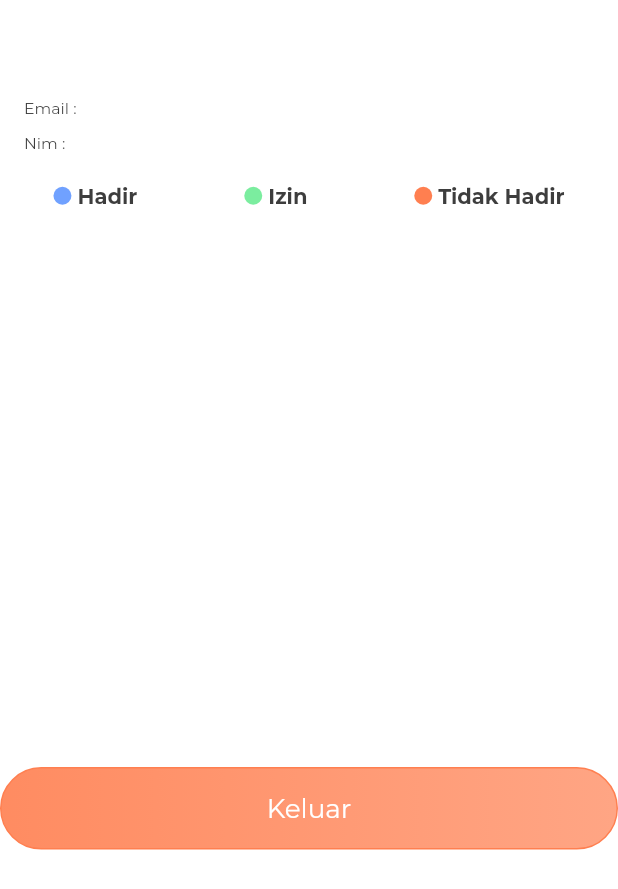
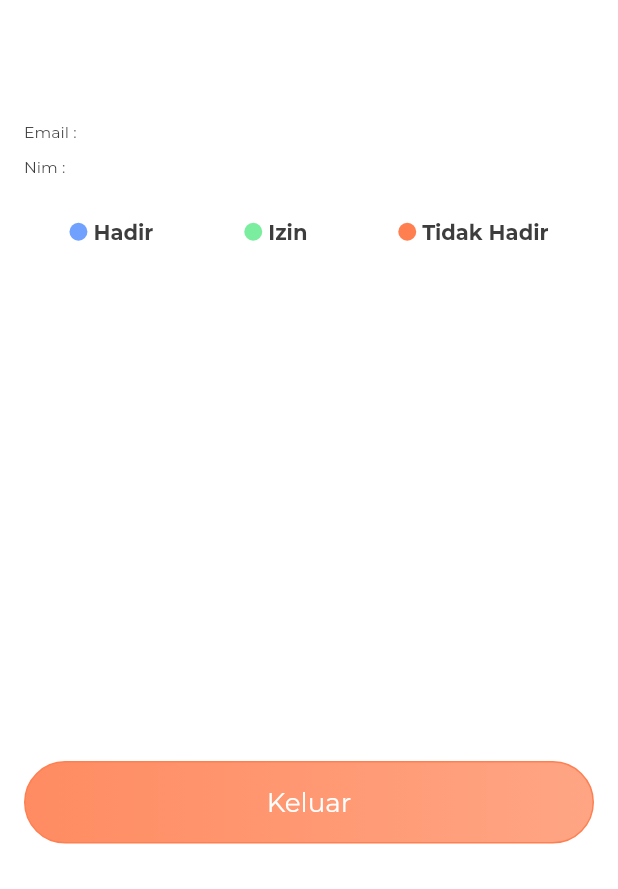
Before and after one commit to candraprasetya/rumah_jamur_app, a Flutter app: the ProfileScreen screen opened directly with empty values, on a phone screen of 412 x 824 dp. Shown: the top 889 px of the screen. Run offline on Flutter 3.47's test engine with Material 2 defaults, Android fonts, the phone set to English and light mode, and no system bars; drawn by our look-alikes of fl_chart, velocity_x; our stand-ins replace cloud_firestore, firebase_auth, firebase_core, firebase_storage, get, image_gallery_saver and 3 more; missing offline and left inert: qrscan, spincircle_bottom_bar; accounts and stored records are empty.

Commit message:
Ubah total struktur

```diff
--- a/lib/screens/dashboard_screen.dart
+++ b/lib/screens/dashboard_screen.dart
@@ -24,7 +24,7 @@ class _DashBoardScreenState extends State<DashBoardScreen> {
             60.heightBox,
           ],
         ).scrollVertical(),
-      ).size(context.screenWidth, context.screenHeight).make(),
+      ).p16.size(context.screenWidth, context.screenHeight).make(),
     );
   }
 
--- a/lib/screens/profile_screen.dart
+++ b/lib/screens/profile_screen.dart
@@ -16,22 +16,12 @@ class _ProfileScreenState extends State<ProfileScreen> {
         backgroundColor: Warna.white,
         body: VStack([
           20.heightBox,
-          widget.user.nama.text.textStyle(boldText).xl2.make().px16(),
+          widget.user.nama.text.textStyle(boldText).xl2.make(),
           20.heightBox,
-          "Email : ${widget.user.email}"
-              .text
-              .textStyle(primaryText)
-              .xs
-              .make()
-              .px16(),
+          "Email : ${widget.user.email}".text.textStyle(primaryText).xs.make(),
           10.heightBox,
-          "Nim : ${widget.user.nim}"
-              .text
-              .textStyle(primaryText)
-              .xs
-              .make()
-              .px16(),
-          20.heightBox,
+          "Nim : ${widget.user.nim}".text.textStyle(primaryText).xs.make(),
+          28.heightBox,
           FutureBuilder<KehadiranModel>(
               future: PresensiService.getCount(widget.user.uid),
               builder: (context, snapshot) {
@@ -84,26 +74,15 @@ class _ProfileScreenState extends State<ProfileScreen> {
                   ).centered(),
                 ], alignment: MainAxisAlignment.spaceBetween);
               }),
-          20.heightBox,
           (widget.user.role == "panitia")
-              ? MyButton(
-                  color: Warna.blue,
-                  text: 'Lihat Jadwal',
-                  onPress: () {
-                    Get.toNamed('/jadwal', arguments: widget.user.uid);
+              ? MyIconButton(
+                  icon: Icons.calendar_today_rounded,
+                  onPressed: () {
+                    Get.toNamed('/jadwal');
                   },
+                  text: 'Jadwal',
                 )
-              : 16.heightBox,
-          16.heightBox,
-          (widget.user.role == "panitia")
-              ? MyButton(
-                  color: Warna.green,
-                  text: 'Lihat Peserta',
-                  onPress: () {
-                    Get.toNamed('/peserta');
-                  },
-                )
-              : 16.heightBox,
+              : 40.heightBox,
           16.heightBox,
           MyButton(
             color: Warna.red,
@@ -114,7 +93,7 @@ class _ProfileScreenState extends State<ProfileScreen> {
             },
           ),
           16.heightBox,
-        ]).scrollVertical());
+        ]).p16().scrollVertical());
   }
 
   List<PieChartSectionData> showingSections(
--- a/lib/screens/screens.dart
+++ b/lib/screens/screens.dart
@@ -4,7 +4,6 @@ import 'dart:ui';
 import 'package:cloud_firestore/cloud_firestore.dart';
 import 'package:firebase_auth/firebase_auth.dart';
 import 'package:fl_chart/fl_chart.dart';
-import 'package:flutter/gestures.dart';
 import 'package:flutter/material.dart';
 import 'package:flutter/rendering.dart';
 import 'package:get/get.dart';
--- a/lib/screens/success_screen.dart
+++ b/lib/screens/success_screen.dart
@@ -7,7 +7,7 @@ class SuccessScreen extends StatefulWidget {
 
 class _SuccessScreenState extends State<SuccessScreen> {
   String tag = Get.arguments[0];
-  String uid = Get.arguments[1];
+  UserModel userModel = Get.arguments[1];
   String code = Get.arguments[2];
 
   @override
@@ -49,7 +49,7 @@ class _SuccessScreenState extends State<SuccessScreen> {
                         ),
                       ]),
                 ).objectCenter().onTap(() {
-                  Get.offAllNamed('/izin', arguments: [uid, code]);
+                  Get.offAllNamed('/izin', arguments: [userModel, code]);
                 })
               : 0.heightBox,
         ], alignment: MainAxisAlignment.center)
--- a/lib/utils/utils.dart
+++ b/lib/utils/utils.dart
@@ -1,4 +1,3 @@
-import 'dart:io';
 import 'dart:typed_data';
 
 import 'package:firebase_auth/firebase_auth.dart';
--- a/lib/widgets/widgets.dart
+++ b/lib/widgets/widgets.dart
@@ -9,3 +9,4 @@ part 'button_widget.dart';
 part 'container_widget.dart';
 part 'barchart_widget.dart';
 part 'back_button_widget.dart';
+part 'icon_button_widget.dart';
```
Also changed, not shown: lib/screens/code_presensi.dart (+4 -3 lines), lib/screens/home_screen.dart (+28 -22 lines), lib/screens/izin_screen.dart (+8 -3 lines), lib/screens/list_peserta.dart (+21 -3 lines), lib/screens/list_presensi.dart (+7 -5 lines), lib/services/presensi_service.dart (+25 -5 lines), lib/widgets/icon_button_widget.dart (added, +36 -0 lines).
